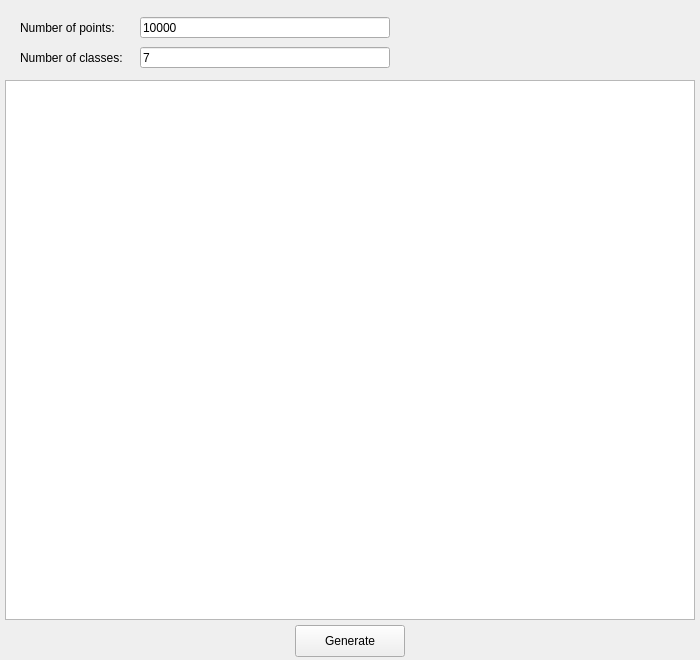
First picture: the form in laba1/pattern_recognition_view.ui, repository BSUIR-851/madm2021, before the edit.
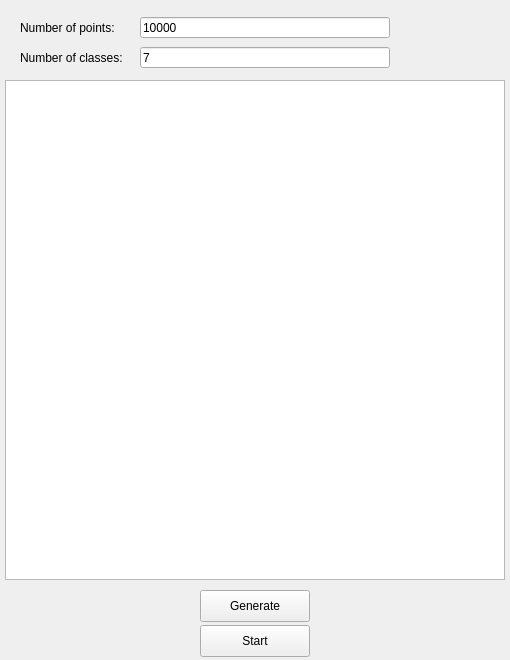
Second picture: the form after the edit.

The edit to the form file:
```diff
--- a/laba1/pattern_recognition_view.ui
+++ b/laba1/pattern_recognition_view.ui
@@ -6,19 +6,19 @@
    <rect>
     <x>0</x>
     <y>0</y>
-    <width>700</width>
+    <width>510</width>
     <height>660</height>
    </rect>
   </property>
   <property name="minimumSize">
    <size>
-    <width>700</width>
+    <width>510</width>
     <height>660</height>
    </size>
   </property>
   <property name="maximumSize">
    <size>
-    <width>700</width>
+    <width>510</width>
     <height>660</height>
    </size>
   </property>
@@ -94,16 +94,16 @@
     <rect>
      <x>5</x>
      <y>80</y>
-     <width>690</width>
-     <height>540</height>
+     <width>500</width>
+     <height>500</height>
     </rect>
    </property>
   </widget>
   <widget class="QPushButton" name="pb_generate">
    <property name="geometry">
     <rect>
-     <x>295</x>
-     <y>625</y>
+     <x>200</x>
+     <y>590</y>
      <width>110</width>
      <height>32</height>
     </rect>
@@ -112,6 +112,19 @@
     <string>Generate</string>
    </property>
   </widget>
+  <widget class="QPushButton" name="pb_start">
+   <property name="geometry">
+    <rect>
+     <x>200</x>
+     <y>625</y>
+     <width>110</width>
+     <height>32</height>
+    </rect>
+   </property>
+   <property name="text">
+    <string>Start</string>
+   </property>
+  </widget>
  </widget>
  <resources/>
  <connections/>
```
